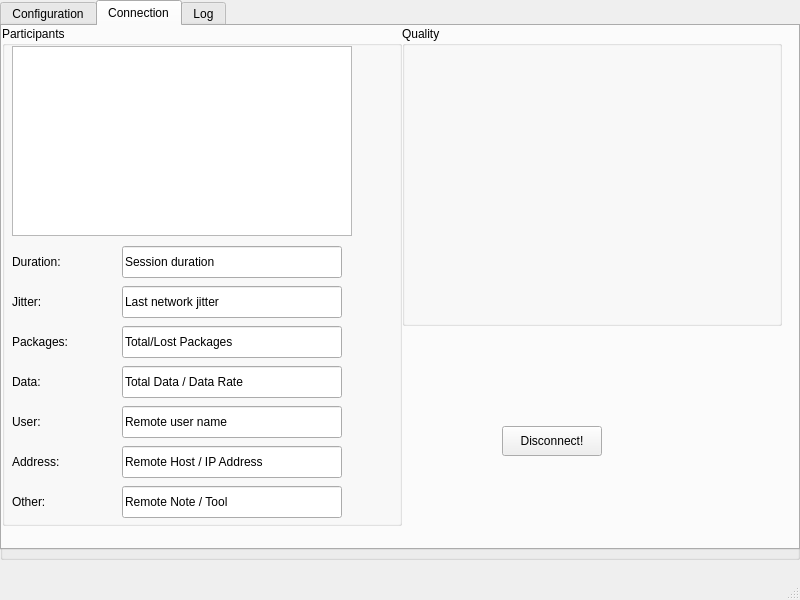
Before: the Qt Designer form src/mainwindow.ui in doe300/OHMComm-GUI, drawn with Qt 5.
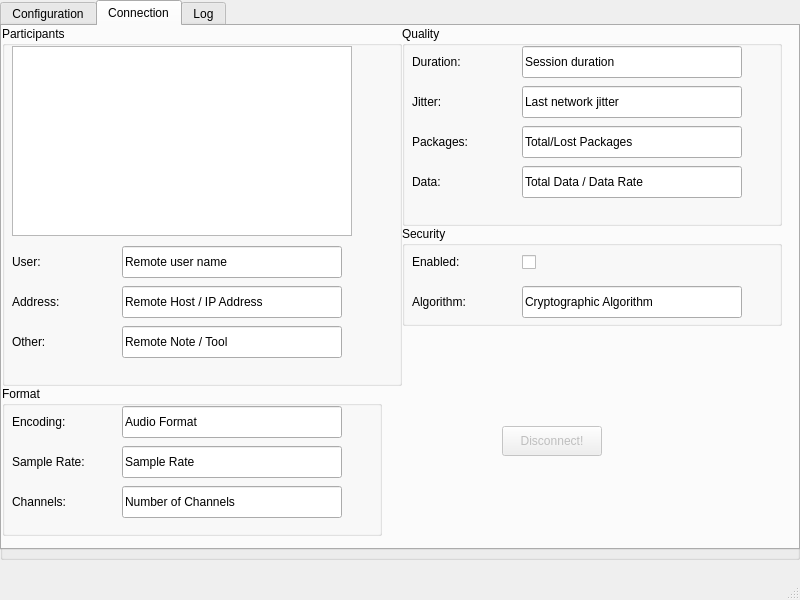
After: the same form once the commit is applied. The open tabs and pages were chosen to show the change.

Commit message: Fixed bug crashing on stopping communication Added info-fields about security and audio-format Signed-off-by:doe300 <stadeldani@web.de>

The edit to the form file:
```diff
--- a/src/mainwindow.ui
+++ b/src/mainwindow.ui
@@ -428,104 +428,17 @@
         <x>0</x>
         <y>0</y>
         <width>400</width>
-        <height>500</height>
+        <height>360</height>
        </rect>
       </property>
       <property name="title">
        <string>Participants</string>
       </property>
-      <widget class="QLabel" name="label_18">
-       <property name="geometry">
-        <rect>
-         <x>10</x>
-         <y>260</y>
-         <width>100</width>
-         <height>32</height>
-        </rect>
-       </property>
-       <property name="text">
-        <string>Jitter:</string>
-       </property>
-      </widget>
-      <widget class="QLabel" name="label_20">
-       <property name="geometry">
-        <rect>
-         <x>10</x>
-         <y>300</y>
-         <width>100</width>
-         <height>32</height>
-        </rect>
-       </property>
-       <property name="text">
-        <string>Packages:</string>
-       </property>
-      </widget>
-      <widget class="QLabel" name="label_21">
-       <property name="geometry">
-        <rect>
-         <x>10</x>
-         <y>340</y>
-         <width>100</width>
-         <height>32</height>
-        </rect>
-       </property>
-       <property name="text">
-        <string>Data:</string>
-       </property>
-      </widget>
-      <widget class="QLineEdit" name="participantJitterField">
-       <property name="geometry">
-        <rect>
-         <x>120</x>
-         <y>260</y>
-         <width>220</width>
-         <height>32</height>
-        </rect>
-       </property>
-       <property name="text">
-        <string>Last network jitter</string>
-       </property>
-       <property name="readOnly">
-        <bool>true</bool>
-       </property>
-      </widget>
-      <widget class="QLineEdit" name="participantPackagesField">
-       <property name="geometry">
-        <rect>
-         <x>120</x>
-         <y>300</y>
-         <width>220</width>
-         <height>32</height>
-        </rect>
-       </property>
-       <property name="text">
-        <string>Total/Lost Packages</string>
-       </property>
-       <property name="readOnly">
-        <bool>true</bool>
-       </property>
-      </widget>
-      <widget class="QLineEdit" name="participantDataField">
-       <property name="geometry">
-        <rect>
-         <x>120</x>
-         <y>340</y>
-         <width>220</width>
-         <height>32</height>
-        </rect>
-       </property>
-       <property name="text">
-        <string>Total Data / Data Rate</string>
-       </property>
-       <property name="readOnly">
-        <bool>true</bool>
-       </property>
-      </widget>
       <widget class="QLabel" name="label_4">
        <property name="geometry">
         <rect>
          <x>10</x>
-         <y>380</y>
+         <y>220</y>
          <width>100</width>
          <height>32</height>
         </rect>
@@ -538,7 +451,7 @@
        <property name="geometry">
         <rect>
          <x>10</x>
-         <y>420</y>
+         <y>260</y>
          <width>100</width>
          <height>32</height>
         </rect>
@@ -551,7 +464,7 @@
        <property name="geometry">
         <rect>
          <x>10</x>
-         <y>460</y>
+         <y>300</y>
          <width>100</width>
          <height>32</height>
         </rect>
@@ -564,7 +477,7 @@
        <property name="geometry">
         <rect>
          <x>120</x>
-         <y>380</y>
+         <y>220</y>
          <width>220</width>
          <height>32</height>
         </rect>
@@ -580,7 +493,7 @@
        <property name="geometry">
         <rect>
          <x>120</x>
-         <y>420</y>
+         <y>260</y>
          <width>220</width>
          <height>32</height>
         </rect>
@@ -596,7 +509,7 @@
        <property name="geometry">
         <rect>
          <x>120</x>
-         <y>460</y>
+         <y>300</y>
          <width>220</width>
          <height>32</height>
         </rect>
@@ -618,35 +531,6 @@
         </rect>
        </property>
       </widget>
-      <widget class="QLabel" name="label_22">
-       <property name="geometry">
-        <rect>
-         <x>10</x>
-         <y>220</y>
-         <width>100</width>
-         <height>32</height>
-        </rect>
-       </property>
-       <property name="text">
-        <string>Duration:</string>
-       </property>
-      </widget>
-      <widget class="QLineEdit" name="participantDurationField">
-       <property name="geometry">
-        <rect>
-         <x>120</x>
-         <y>220</y>
-         <width>220</width>
-         <height>32</height>
-        </rect>
-       </property>
-       <property name="text">
-        <string>Session duration</string>
-       </property>
-       <property name="readOnly">
-        <bool>true</bool>
-       </property>
-      </widget>
      </widget>
      <widget class="QGroupBox" name="groupBox_6">
       <property name="geometry">
@@ -654,14 +538,133 @@
         <x>400</x>
         <y>0</y>
         <width>380</width>
-        <height>300</height>
+        <height>200</height>
        </rect>
       </property>
       <property name="title">
        <string>Quality</string>
       </property>
+      <widget class="QLineEdit" name="participantJitterField">
+       <property name="geometry">
+        <rect>
+         <x>120</x>
+         <y>60</y>
+         <width>220</width>
+         <height>32</height>
+        </rect>
+       </property>
+       <property name="text">
+        <string>Last network jitter</string>
+       </property>
+       <property name="readOnly">
+        <bool>true</bool>
+       </property>
+      </widget>
+      <widget class="QLineEdit" name="participantPackagesField">
+       <property name="geometry">
+        <rect>
+         <x>120</x>
+         <y>100</y>
+         <width>220</width>
+         <height>32</height>
+        </rect>
+       </property>
+       <property name="text">
+        <string>Total/Lost Packages</string>
+       </property>
+       <property name="readOnly">
+        <bool>true</bool>
+       </property>
+      </widget>
+      <widget class="QLineEdit" name="participantDataField">
+       <property name="geometry">
+        <rect>
+         <x>120</x>
+         <y>140</y>
+         <width>220</width>
+         <height>32</height>
+        </rect>
+       </property>
+       <property name="text">
+        <string>Total Data / Data Rate</string>
+       </property>
+       <property name="readOnly">
+        <bool>true</bool>
+       </property>
+      </widget>
+      <widget class="QLineEdit" name="participantDurationField">
+       <property name="geometry">
+        <rect>
+         <x>120</x>
+         <y>20</y>
+         <width>220</width>
+         <height>32</height>
+        </rect>
+       </property>
+       <property name="text">
+        <string>Session duration</string>
+       </property>
+       <property name="readOnly">
+        <bool>true</bool>
+       </property>
+      </widget>
+      <widget class="QLabel" name="label_18">
+       <property name="geometry">
+        <rect>
+         <x>10</x>
+         <y>60</y>
+         <width>100</width>
+         <height>32</height>
+        </rect>
+       </property>
+       <property name="text">
+        <string>Jitter:</string>
+       </property>
+      </widget>
+      <widget class="QLabel" name="label_20">
+       <property name="geometry">
+        <rect>
+         <x>10</x>
+         <y>100</y>
+         <width>100</width>
+         <height>32</height>
+        </rect>
+       </property>
+       <property name="text">
+        <string>Packages:</string>
+       </property>
+      </widget>
+      <widget class="QLabel" name="label_22">
+       <property name="geometry">
+        <rect>
+         <x>10</x>
+         <y>20</y>
+         <width>100</width>
+         <height>32</height>
+        </rect>
+       </property>
+       <property name="text">
+        <string>Duration:</string>
+       </property>
+      </widget>
+      <widget class="QLabel" name="label_21">
+       <property name="geometry">
+        <rect>
+         <x>10</x>
+         <y>140</y>
+         <width>100</width>
+         <height>32</height>
+        </rect>
+       </property>
+       <property name="text">
+        <string>Data:</string>
+       </property>
+      </widget>
      </widget>
      <widget class="QPushButton" name="disconnectButton">
+      <property name="enabled">
+       <bool>false</bool>
+      </property>
       <property name="geometry">
        <rect>
         <x>500</x>
@@ -674,6 +677,177 @@
        <string>Disconnect!</string>
       </property>
      </widget>
+     <widget class="QGroupBox" name="groupBox_7">
+      <property name="geometry">
+       <rect>
+        <x>400</x>
+        <y>200</y>
+        <width>380</width>
+        <height>100</height>
+       </rect>
+      </property>
+      <property name="title">
+       <string>Security</string>
+      </property>
+      <widget class="QLineEdit" name="participantSecurityAlgorithmField">
+       <property name="geometry">
+        <rect>
+         <x>120</x>
+         <y>60</y>
+         <width>220</width>
+         <height>32</height>
+        </rect>
+       </property>
+       <property name="text">
+        <string>Cryptographic Algorithm</string>
+       </property>
+       <property name="readOnly">
+        <bool>true</bool>
+       </property>
+      </widget>
+      <widget class="QLabel" name="label_24">
+       <property name="geometry">
+        <rect>
+         <x>10</x>
+         <y>60</y>
+         <width>100</width>
+         <height>32</height>
+        </rect>
+       </property>
+       <property name="text">
+        <string>Algorithm:</string>
+       </property>
+      </widget>
+      <widget class="QLabel" name="label_26">
+       <property name="geometry">
+        <rect>
+         <x>10</x>
+         <y>20</y>
+         <width>100</width>
+         <height>32</height>
+        </rect>
+       </property>
+       <property name="text">
+        <string>Enabled:</string>
+       </property>
+      </widget>
+      <widget class="QCheckBox" name="participantCryptoEnabledBox">
+       <property name="geometry">
+        <rect>
+         <x>120</x>
+         <y>20</y>
+         <width>220</width>
+         <height>32</height>
+        </rect>
+       </property>
+       <property name="text">
+        <string/>
+       </property>
+       <property name="checkable">
+        <bool>false</bool>
+       </property>
+      </widget>
+     </widget>
+     <widget class="QGroupBox" name="groupBox_8">
+      <property name="geometry">
+       <rect>
+        <x>0</x>
+        <y>360</y>
+        <width>380</width>
+        <height>150</height>
+       </rect>
+      </property>
+      <property name="title">
+       <string>Format</string>
+      </property>
+      <widget class="QLineEdit" name="participantSampleRateField">
+       <property name="geometry">
+        <rect>
+         <x>120</x>
+         <y>60</y>
+         <width>220</width>
+         <height>32</height>
+        </rect>
+       </property>
+       <property name="text">
+        <string>Sample Rate</string>
+       </property>
+       <property name="readOnly">
+        <bool>true</bool>
+       </property>
+      </widget>
+      <widget class="QLabel" name="label_25">
+       <property name="geometry">
+        <rect>
+         <x>10</x>
+         <y>60</y>
+         <width>100</width>
+         <height>32</height>
+        </rect>
+       </property>
+       <property name="text">
+        <string>Sample Rate:</string>
+       </property>
+      </widget>
+      <widget class="QLabel" name="label_27">
+       <property name="geometry">
+        <rect>
+         <x>10</x>
+         <y>20</y>
+         <width>100</width>
+         <height>32</height>
+        </rect>
+       </property>
+       <property name="text">
+        <string>Encoding:</string>
+       </property>
+      </widget>
+      <widget class="QLineEdit" name="participantEncodingField">
+       <property name="geometry">
+        <rect>
+         <x>120</x>
+         <y>20</y>
+         <width>220</width>
+         <height>32</height>
+        </rect>
+       </property>
+       <property name="text">
+        <string>Audio Format</string>
+       </property>
+       <property name="readOnly">
+        <bool>true</bool>
+       </property>
+      </widget>
+      <widget class="QLabel" name="label_28">
+       <property name="geometry">
+        <rect>
+         <x>10</x>
+         <y>100</y>
+         <width>100</width>
+         <height>32</height>
+        </rect>
+       </property>
+       <property name="text">
+        <string>Channels:</string>
+       </property>
+      </widget>
+      <widget class="QLineEdit" name="participantChannelsField">
+       <property name="geometry">
+        <rect>
+         <x>120</x>
+         <y>100</y>
+         <width>220</width>
+         <height>32</height>
+        </rect>
+       </property>
+       <property name="text">
+        <string>Number of Channels</string>
+       </property>
+       <property name="readOnly">
+        <bool>true</bool>
+       </property>
+      </widget>
+     </widget>
     </widget>
     <widget class="QWidget" name="tab">
      <attribute name="title">
```
Left out of the diff: 1 changed line with no effect on the pictures. The commit also changes 2 other files.
